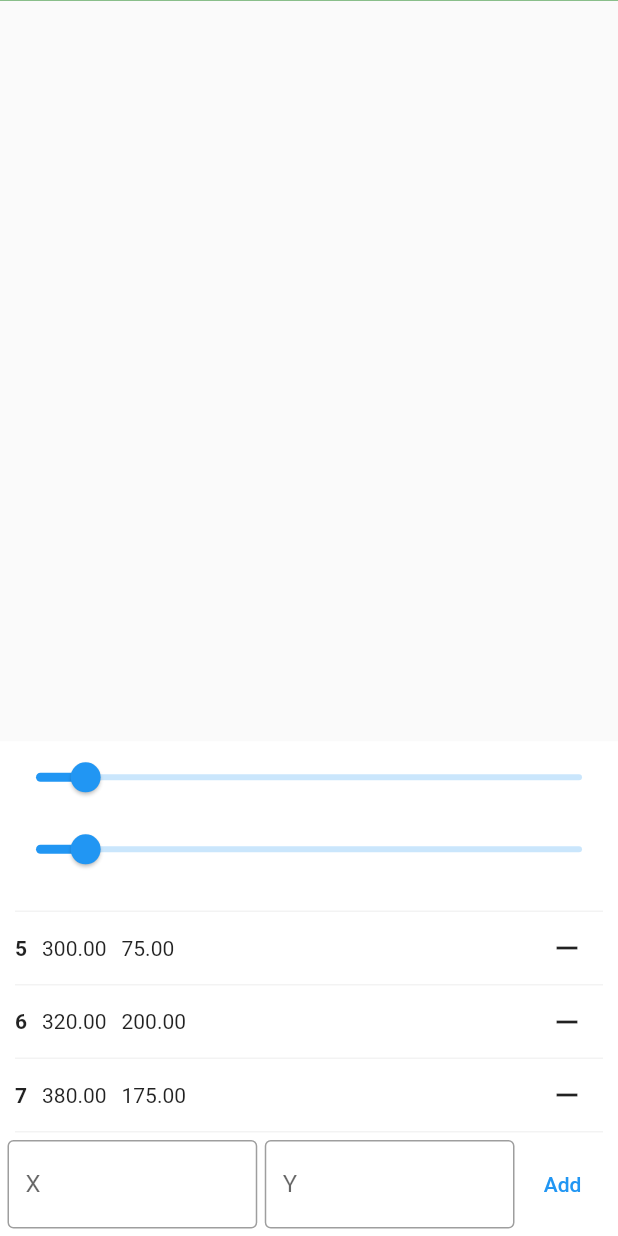
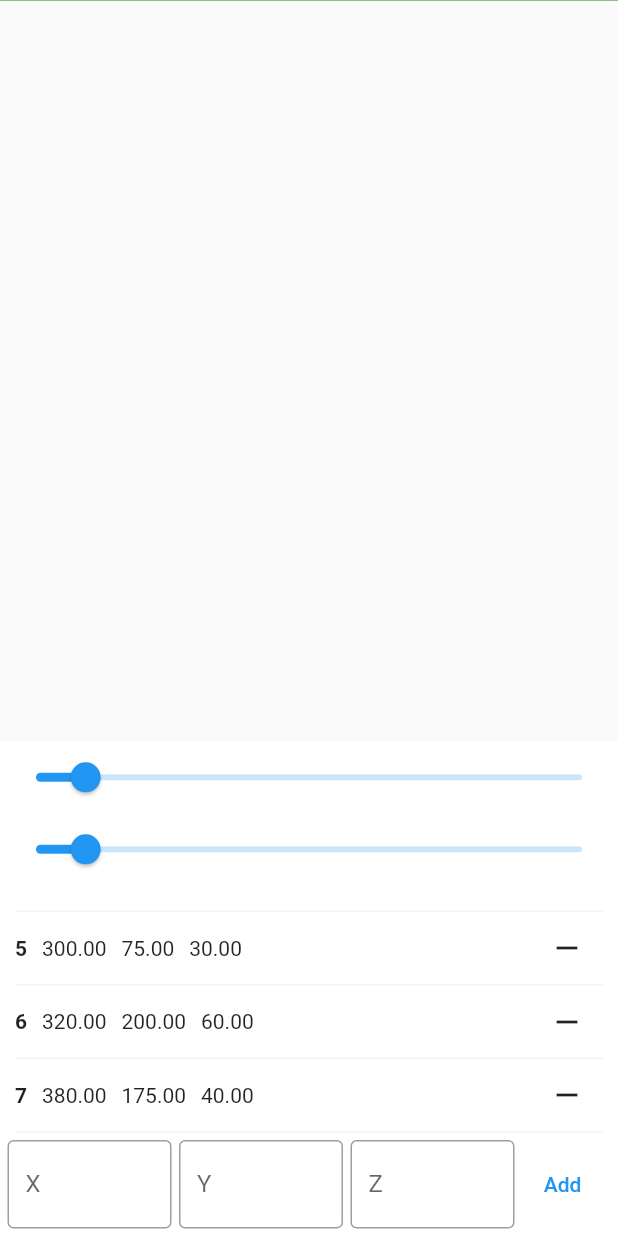
Before and after one commit to gszasza1/Gamr, a Flutter app: the screen it shows after launch, scrolled down 227 dp, after a tap on the "remove" icon, on a phone screen of 412 x 824 dp. Run offline on Flutter 3.47's test engine with Material 2 defaults, Android fonts, the phone set to English and light mode, and no system bars.

Commit message:
feat: add z coord

```diff
--- /dev/null
+++ b/lib/components/list-item.dart
@@ -0,0 +1,59 @@
+import 'package:flutter/material.dart';
+import 'package:gamr/point.dart';
+
+class DotListItem extends StatelessWidget {
+  const DotListItem(
+      {required Key key,
+      required this.callback,
+      required this.index,
+      required this.value})
+      : super(key: key);
+  final Dot value;
+  final int index;
+  final Function callback;
+  @override
+  Widget build(BuildContext context) {
+    return Row(
+      children: [
+        Container(
+          child: Text(
+            (index + 1).toString(),
+            style: TextStyle(fontWeight: FontWeight.bold),
+          ),
+          margin: const EdgeInsets.only(
+            right: 10,
+          ),
+        ),
+        Container(
+          child: Text(value.dx.toStringAsFixed(2)),
+          margin: const EdgeInsets.only(
+            right: 10,
+          ),
+        ),
+        Container(
+          child: Text(value.dy.toStringAsFixed(2)),
+          margin: const EdgeInsets.only(
+            right: 10,
+          ),
+        ),
+        if (value.dz != null) Text(value.dz.toStringAsFixed(2)),
+        Expanded(
+          flex: 1,
+          child: Flex(
+            direction: Axis.horizontal,
+            mainAxisAlignment: MainAxisAlignment.end,
+            children: [
+              IconButton(
+                icon: const Icon(Icons.remove),
+                tooltip: 'Delete',
+                onPressed: () {
+                  callback();
+                },
+              ),
+            ],
+          ),
+        ),
+      ],
+    );
+  }
+}
--- a/lib/custom-painter.dart
+++ b/lib/custom-painter.dart
@@ -47,9 +47,12 @@ class OpenPainter extends CustomPainter {
     /// Create graph from all dots
     if (dotList.allDots.length > 1 && dotList.drawAbleDots.length > 1) {
       for (var i = 0; i < dotList.allDots.length; i++) {
-        if (this.options.showCoords) {
+        if (this.options.showCoords || this.options.showNumber) {
           createNewText(
-              size, dotList.allDots[i].coordsToString(showNumber: i + 1))
+              size,
+              dotList.allDots[i].coordsToString(
+                  showNumber: options.showNumber ? i + 1 : null,
+                  showCoord: this.options.showCoords))
             ..paint(canvas, dotList.drawAbleDots[i]);
         }
 
--- a/lib/main.dart
+++ b/lib/main.dart
@@ -1,4 +1,6 @@
 import 'package:flutter/material.dart';
+import 'package:gamr/components/edit-popup.dart';
+import 'package:gamr/components/list-item.dart';
 import 'package:gamr/dot-list.dart';
 import 'package:gamr/options.dart';
 import 'package:gamr/point.dart';
@@ -31,8 +33,9 @@ class _MyHomePageState extends State<MyHomePage> {
   Offset? initMove;
 
   DotList dotList = DotList();
-  TextEditingController xCoordRText = new TextEditingController(text: '');
-  TextEditingController yCoordRText = new TextEditingController(text: '');
+  TextEditingController xCoordRText = TextEditingController(text: '');
+  TextEditingController yCoordRText = TextEditingController(text: '');
+  TextEditingController zCoordRText = TextEditingController(text: '');
   GamrOptions options = GamrOptions();
 
   @override
@@ -76,6 +79,7 @@ class _MyHomePageState extends State<MyHomePage> {
                     dotList.clear();
                     xCoordRText.clear();
                     yCoordRText.clear();
+                    zCoordRText.clear();
                   });
                   Navigator.pop(context);
                 },
@@ -230,48 +234,35 @@ class _MyHomePageState extends State<MyHomePage> {
                                           color: Color(0xfffff3f3f3)),
                                     ),
                                   ),
-                                  child: Row(
-                                    children: [
-                                      Container(
-                                        child: Text(
-                                          (idx + 1).toString(),
-                                          style: TextStyle(
-                                              fontWeight: FontWeight.bold),
-                                        ),
-                                        margin: const EdgeInsets.only(
-                                          right: 10,
-                                        ),
-                                      ),
-                                      Container(
-                                        child:
-                                            Text(value.dx.toStringAsFixed(2)),
-                                        margin: const EdgeInsets.only(
-                                          right: 10,
-                                        ),
-                                      ),
-                                      Text(value.dy.toStringAsFixed(2)),
-                                      Expanded(
-                                        flex: 1,
-                                        child: Flex(
-                                          direction: Axis.horizontal,
-                                          mainAxisAlignment:
-                                              MainAxisAlignment.end,
-                                          children: [
-                                            IconButton(
-                                              icon: const Icon(Icons.remove),
-                                              tooltip: 'Delete',
-                                              onPressed: () {
-                                                setState(() {
-                                                  localpositon = null;
-                                                  dotList.removeDot(value);
-                                                });
-                                              },
-                                            ),
-                                          ],
-                                        ),
-                                      ),
-                                    ],
-                                  ),
+                                  child: InkWell(
+                                      onTap: () {
+                                        showDialog(
+                                            context: context,
+                                            builder: (BuildContext context) {
+                                              return EditPopup(
+                                                dot: value,
+                                                save: (x) => {
+                                                  setState(() {
+                                                    this
+                                                        .dotList
+                                                        .removeDot(value);
+                                                    this.dotList.addDot(x);
+                                                  })
+                                                },
+                                              );
+                                            });
+                                      },
+                                      child: DotListItem(
+                                        callback: () {
+                                          setState(() {
+                                            localpositon = null;
+                                            dotList.removeDot(value);
+                                          });
+                                        },
+                                        index: idx,
+                                        value: value,
+                                        key: Key(idx.toString()),
+                                      )),
                                 );
                               }).toList(),
                             ),
@@ -305,6 +296,17 @@ class _MyHomePageState extends State<MyHomePage> {
                                 border: OutlineInputBorder(), labelText: 'Y'),
                           ),
                         ),
+                        SizedBox(
+                          width: 5,
+                        ),
+                        Expanded(
+                          child: TextFormField(
+                            keyboardType: TextInputType.number,
+                            controller: zCoordRText,
+                            decoration: InputDecoration(
+                                border: OutlineInputBorder(), labelText: 'Z'),
+                          ),
+                        ),
                         TextButton(
                           child: Text("Add"),
                           onPressed: () => {
@@ -313,8 +315,10 @@ class _MyHomePageState extends State<MyHomePage> {
                                   double.tryParse(xCoordRText.text) ?? 0;
                               if (!dotList.allDots
                                   .any((element) => element.dx == parsedX)) {
-                                dotList.addDot(Dot(parsedX,
-                                    double.tryParse(yCoordRText.text) ?? 0));
+                                dotList.addDot(Dot.dzParameter(
+                                    parsedX,
+                                    double.tryParse(yCoordRText.text) ?? 0,
+                                    double.tryParse(zCoordRText.text) ?? 0));
                                 dotList.allDots.sort((a, b) => a.dx == b.dx
                                     ? 0
                                     : a.dx > b.dx
--- a/lib/point.dart
+++ b/lib/point.dart
@@ -19,10 +19,12 @@ class Dot extends Offset {
   String coordsToString({int? showNumber, bool showCoord = true}) {
     if (showNumber != null && showCoord) {
       return showNumber.toString() + " " + _createLocalCoords();
+    } else if (showNumber != null) {
+      return showNumber.toString();
     } else if (showCoord) {
-      return showNumber.toString();
+      return _createLocalCoords();
     } else {
-      return _createLocalCoords();
+      return "";
     }
   }
 
--- a/lib/test-data.dart
+++ b/lib/test-data.dart
@@ -2,11 +2,13 @@ import 'dart:ui';
 
 import 'package:gamr/point.dart';
 
-List<Dot> testDots = [Dot(50, 50),
-      Dot(80, 70),
-      Dot(380, 175),
-      Dot(200, 175),
-      Dot(150, 105),
-      Dot(300, 75),
-      Dot(320, 200),
-      Dot(89, 125)];
+List<Dot> testDots = [
+  Dot.dzParameter(50, 50, 50),
+  Dot.dzParameter(80, 70, 20),
+  Dot.dzParameter(380, 175, 40),
+  Dot.dzParameter(200, 175, 90),
+  Dot.dzParameter(150, 105, 100),
+  Dot.dzParameter(300, 75, 30),
+  Dot.dzParameter(320, 200, 60),
+  Dot.dzParameter(89, 125, 77)
+];
```
Also changed, not shown: lib/components/edit-popup.dart (added, +86 -0 lines).
